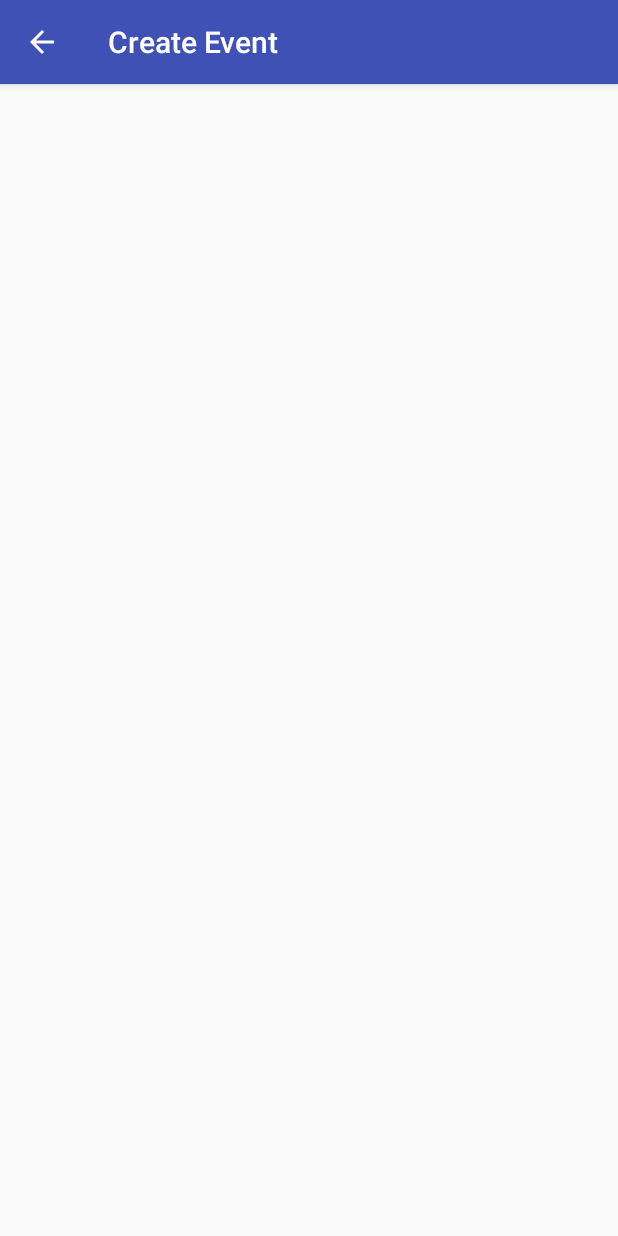
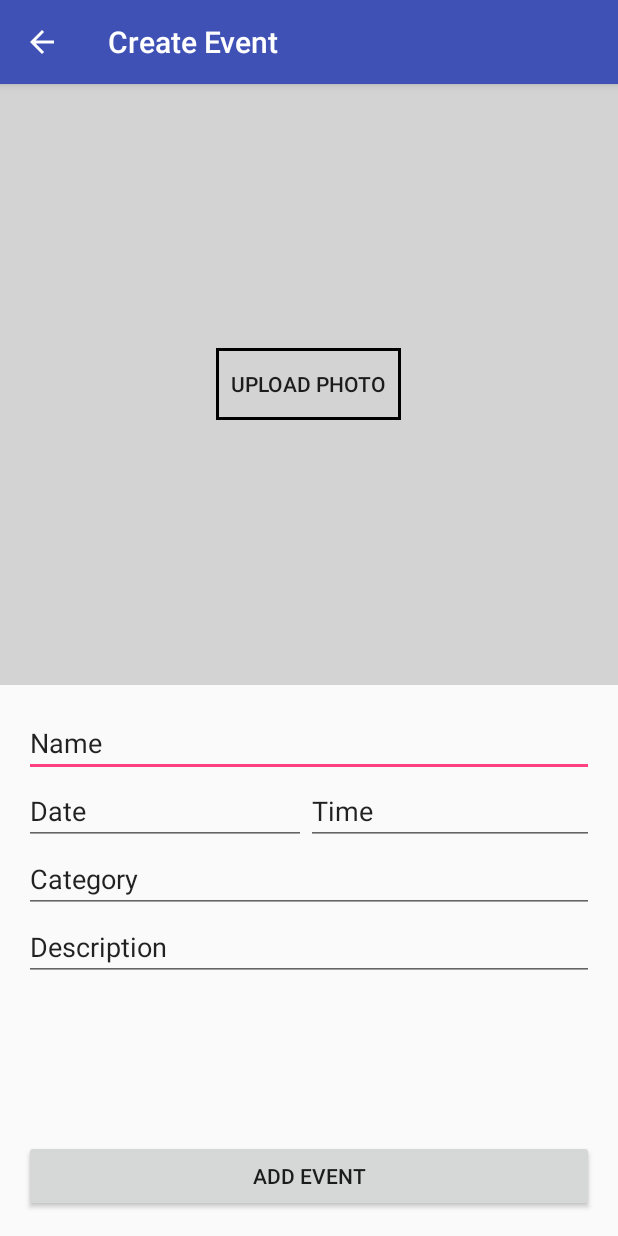
Before and after one commit to dturant/MeetApp, an Android app: the EventCreate screen opened directly, with no data from a screen before it, on a phone screen of 412 x 824 dp. Run offline under Robolectric (Android 15) with nearby library versions, the phone set to English and light mode, and no system bars.

Commit message:
event creation

```diff
--- a/app/src/main/java/com/example/dagna/meetapp/EventCreate.java
+++ b/app/src/main/java/com/example/dagna/meetapp/EventCreate.java
@@ -20,8 +20,7 @@ public class EventCreate extends AppCompatActivity {
 
         Intent intent = getIntent();
         String message = intent.getStringExtra(MainActivity.EXTRA_MESSAGE);
-        TextView tv = (TextView) findViewById(R.id.eventCreate);
-        tv.setText(message);
+
     }
 
 }
--- a/app/src/main/java/com/example/dagna/meetapp/MainActivity.java
+++ b/app/src/main/java/com/example/dagna/meetapp/MainActivity.java
@@ -68,7 +68,8 @@ public class MainActivity extends AppCompatActivity
 
     @Override
     public void onBackPressed(){
-        finish();
+        System.gc();
+        System.exit(0);
     }
 
     @Override
--- /dev/null
+++ b/app/src/main/res/drawable/transparent_button.xml
@@ -0,0 +1,6 @@
+<?xml version="1.0" encoding="utf-8"?>
+<shape xmlns:android="http://schemas.android.com/apk/res/android"
+    android:shape="rectangle">
+    <solid android:color="@android:color/transparent" />
+    <stroke android:width="3px" android:color="#000000" />
+</shape>
--- a/app/src/main/res/layout/activity_login.xml
+++ b/app/src/main/res/layout/activity_login.xml
@@ -84,10 +84,10 @@
         android:layout_width="wrap_content"
         android:layout_height="wrap_content"
         android:layout_above="@+id/editText1"
-        app:srcCompat="@drawable/ic_action_name"
+        android:layout_alignParentEnd="true"
         android:layout_alignParentLeft="true"
+        android:layout_alignParentRight="true"
         android:layout_alignParentStart="true"
-        android:layout_alignParentRight="true"
-        android:layout_alignParentEnd="true"
-        android:layout_below="@+id/textView" />
+        android:layout_below="@+id/textView"
+        app:srcCompat="@mipmap/ic_launcher" />
 </RelativeLayout>
--- a/app/src/main/res/layout/content_eventcreate.xml
+++ b/app/src/main/res/layout/content_eventcreate.xml
@@ -1,24 +1,98 @@
 <?xml version="1.0" encoding="utf-8"?>
-<android.support.constraint.ConstraintLayout xmlns:android="http://schemas.android.com/apk/res/android"
+<LinearLayout xmlns:android="http://schemas.android.com/apk/res/android"
     xmlns:app="http://schemas.android.com/apk/res-auto"
     xmlns:tools="http://schemas.android.com/tools"
     android:layout_width="match_parent"
     android:layout_height="match_parent"
     app:layout_behavior="@string/appbar_scrolling_view_behavior"
     tools:context="com.example.dagna.meetapp.EventCreate"
-    tools:showIn="@layout/activity_eventcreate">
+    tools:showIn="@layout/activity_eventcreate"
 
-    <TextView
-        android:id="@+id/eventCreate"
-        android:layout_width="wrap_content"
+    android:orientation="vertical">
+
+    <FrameLayout
+        android:layout_width="match_parent"
         android:layout_height="wrap_content"
-        android:text="TextView"
-        app:layout_constraintTop_toTopOf="parent"
-        android:layout_marginTop="8dp"
-        app:layout_constraintBottom_toBottomOf="parent"
-        android:layout_marginBottom="8dp"
-        android:layout_marginRight="8dp"
-        app:layout_constraintRight_toRightOf="parent"
-        android:layout_marginLeft="8dp"
-        app:layout_constraintLeft_toLeftOf="parent" />
-</android.support.constraint.ConstraintLayout>
+        android:layout_weight="10"
+        android:background="#d3d3d3">
+        <ImageView
+            android:layout_width="match_parent"
+            android:layout_height="wrap_content" />
+        <Button
+            android:layout_height="wrap_content"
+            android:layout_width="wrap_content"
+            android:layout_gravity="center"
+            android:text="@string/event_photo"
+            android:paddingLeft="10dp"
+            android:paddingRight="10dp"
+            android:background="@drawable/transparent_button"
+            >
+        </Button>
+    </FrameLayout>
+
+    <LinearLayout
+        android:layout_width="match_parent"
+        android:layout_height="wrap_content"
+        android:paddingLeft= "@dimen/activity_horizontal_margin"
+        android:paddingRight = "@dimen/activity_horizontal_margin"
+        android:paddingTop = "@dimen/activity_vertical_margin"
+        android:paddingBottom = "@dimen/activity_vertical_margin"
+        android:orientation="vertical"
+        android:layout_weight="3">
+        <EditText
+            android:layout_width="match_parent"
+            android:layout_height="wrap_content"
+            android:id="@+id/event_name"
+            android:text="@string/event_name"/>
+
+        <LinearLayout
+            android:layout_width="match_parent"
+            android:layout_height="wrap_content"
+            android:orientation="horizontal">
+
+            <EditText
+                android:id="@+id/event_date"
+                android:layout_width="wrap_content"
+                android:layout_height="wrap_content"
+                android:text="@string/event_date"
+                android:layout_weight="1"/>
+
+            <EditText
+                android:id="@+id/event_time"
+                android:layout_width="wrap_content"
+                android:layout_height="wrap_content"
+                android:text="@string/event_time"
+                android:layout_weight="1"/>
+        </LinearLayout>
+
+
+        <EditText
+            android:layout_width="match_parent"
+            android:layout_height="wrap_content"
+            android:id="@+id/event_category"
+            android:text="@string/event_category"/>
+
+        <EditText
+            android:layout_width="match_parent"
+            android:layout_height="wrap_content"
+            android:id="@+id/event_description"
+            android:inputType="textMultiLine"
+            android:lines="4"
+            android:minLines="1"
+            android:gravity="top|left"
+            android:maxLines="20"
+            android:scrollbars="vertical"
+            android:text="@string/event_description"/>
+
+        <Space
+            android:layout_width="match_parent"
+            android:layout_height="0dp"
+            android:layout_weight="1"/>
+
+        <Button
+            android:layout_width="match_parent"
+            android:layout_height="wrap_content"
+            android:text="@string/event_add"
+            android:layout_gravity="bottom"/>
+    </LinearLayout>
+</LinearLayout>
--- a/app/src/main/res/values/strings.xml
+++ b/app/src/main/res/values/strings.xml
@@ -24,4 +24,15 @@
     <string name="Mail">Mail</string>
     <string name="Password2">Repeat the Password</string>
     <string name="Terms">Accept Terms and Conditions</string>
-</resources>
+
+    <!--Create event-->
+    <string name="event_name">Name</string>
+    <string name="event_location">Location</string>
+    <string name="event_date">Date</string>
+    <string name="event_time">Time</string>
+    <string name="event_category">Category</string>
+    <string name="event_description">Description</string>
+    <string name="event_photo">Upload photo</string>
+    <string name="event_add">Add event</string>
+
+    </resources>
```
